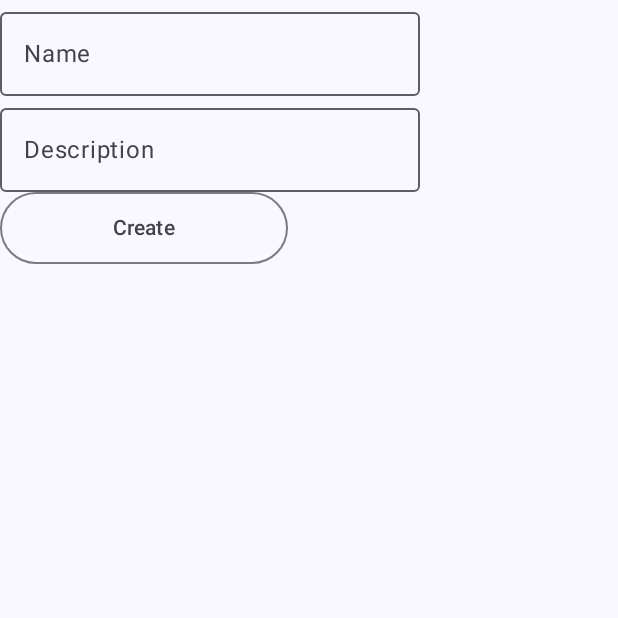
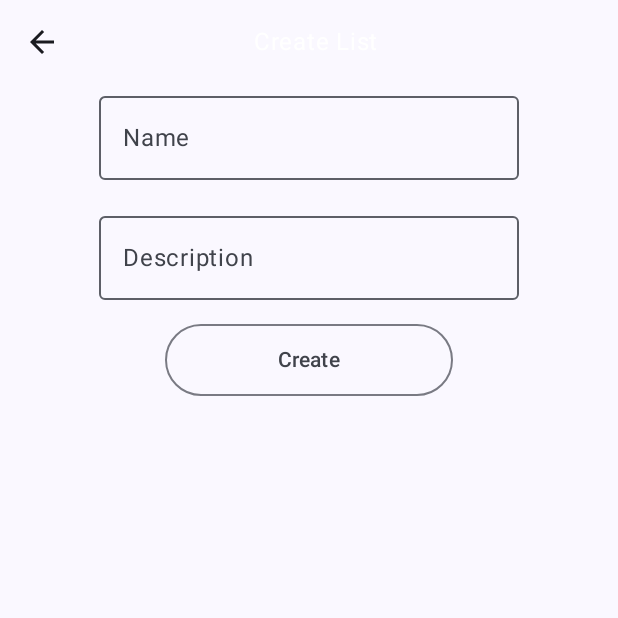
Before and after one commit to PMiarka/FancyShoppingList, an Android app built with Jetpack Compose: the Create screen opened through its navigation route, on a phone screen of 412 x 824 dp, the top half of it. Run offline under Robolectric (Android 15) with nearby library versions, the phone set to English and light mode, and no system bars; our stand-ins replace Dagger/Hilt's generated code; network calls fail.

Commit message:
clean up CreateShopping list screen

```diff
--- a/app/src/main/kotlin/com/fansymasters/shoppinglist/MainActivity.kt
+++ b/app/src/main/kotlin/com/fansymasters/shoppinglist/MainActivity.kt
@@ -13,6 +13,7 @@ import androidx.navigation.compose.NavHost
 import androidx.navigation.compose.rememberNavController
 import com.fansymasters.shoppinglist.list.ListsGraphBuilder
 import com.fansymasters.shoppinglist.login.AuthenticationGraphBuilder
+import com.fansymasters.shoppinglist.ui.NavigationRoutes
 import com.fansymasters.shoppinglist.ui.theme.FancyShoppingListTheme
 import dagger.hilt.android.AndroidEntryPoint
 
@@ -45,7 +46,7 @@ internal class MainActivity : ComponentActivity() {
                 ) {
                     NavHost(
                         navController = navController,
-                        startDestination = "authentication/Login"
+                        startDestination = NavigationRoutes.Authentication.Login
                     ) {
                         authenticationGraphBuilder.buildGraph(this)
                         listsGraphBuilder.buildGraph(this)
--- a/app/src/main/kotlin/com/fansymasters/shoppinglist/createlist/CreateListScreen.kt
+++ b/app/src/main/kotlin/com/fansymasters/shoppinglist/createlist/CreateListScreen.kt
@@ -2,7 +2,9 @@
 
 package com.fansymasters.shoppinglist.createlist
 
+import androidx.compose.foundation.layout.Arrangement
 import androidx.compose.foundation.layout.Column
+import androidx.compose.foundation.layout.fillMaxWidth
 import androidx.compose.foundation.layout.padding
 import androidx.compose.material3.ExperimentalMaterial3Api
 import androidx.compose.material3.Scaffold
@@ -11,18 +13,30 @@ import androidx.compose.runtime.Composable
 import androidx.compose.runtime.collectAsState
 import androidx.compose.runtime.mutableStateOf
 import androidx.compose.runtime.remember
+import androidx.compose.ui.Alignment
 import androidx.compose.ui.Modifier
+import androidx.compose.ui.unit.dp
 import androidx.hilt.navigation.compose.hiltViewModel
 import com.fansymasters.shoppinglist.ui.components.FancyButton
 import com.fansymasters.shoppinglist.ui.components.FancyTextField
+import com.fansymasters.shoppinglist.ui.components.FancyTopBar
+import com.fansymasters.shoppinglist.ui.theme.SPACING_M
 
 @Composable
 internal fun CreateListScreen(viewModel: CreateListViewModel = hiltViewModel()) {
     val state = viewModel.state.collectAsState()
     val nameState = remember { mutableStateOf("") }
     val descriptionState = remember { mutableStateOf("") }
-    Scaffold {
-        Column(modifier = Modifier.padding(it)) {
+    Scaffold(
+        topBar = { FancyTopBar("Create List", viewModel::navigateUp) }
+    ) {
+        Column(
+            verticalArrangement = Arrangement.spacedBy(SPACING_M.dp),
+            horizontalAlignment = Alignment.CenterHorizontally,
+            modifier = Modifier
+                .padding(it)
+                .fillMaxWidth()
+        ) {
             FancyTextField(
                 value = nameState.value,
                 onValueChange = { nameState.value = it },
--- a/app/src/main/kotlin/com/fansymasters/shoppinglist/createlist/CreateListViewModel.kt
+++ b/app/src/main/kotlin/com/fansymasters/shoppinglist/createlist/CreateListViewModel.kt
@@ -26,7 +26,7 @@ internal class CreateListViewModel @Inject constructor(
             .launchIn(viewModelScope)
     }
 
-    private fun navigateUp() {
+    fun navigateUp() {
         navigationWriter.navigateUp()
     }
 
--- a/app/src/main/kotlin/com/fansymasters/shoppinglist/list/ListsOverviewViewModel.kt
+++ b/app/src/main/kotlin/com/fansymasters/shoppinglist/list/ListsOverviewViewModel.kt
@@ -27,4 +27,8 @@ internal class ListsOverviewViewModel @Inject constructor(
     fun addList() {
         navigationWriter.navigate(NavigationRoutes.Lists.Create)
     }
+
+    fun navigateUp() {
+        navigationWriter.navigateUp()
+    }
 }
--- /dev/null
+++ b/app/src/main/kotlin/com/fansymasters/shoppinglist/ui/components/FancyTopBar.kt
@@ -0,0 +1,37 @@
+package com.fansymasters.shoppinglist.ui.components
+
+import androidx.compose.foundation.clickable
+import androidx.compose.foundation.layout.Row
+import androidx.compose.foundation.layout.Spacer
+import androidx.compose.foundation.layout.fillMaxWidth
+import androidx.compose.foundation.layout.padding
+import androidx.compose.material.icons.Icons
+import androidx.compose.material.icons.filled.ArrowBack
+import androidx.compose.material3.Icon
+import androidx.compose.material3.Text
+import androidx.compose.runtime.Composable
+import androidx.compose.ui.Modifier
+import androidx.compose.ui.graphics.Color
+import androidx.compose.ui.unit.dp
+import com.fansymasters.shoppinglist.ui.theme.SPACING_M
+
+@Composable
+internal fun FancyTopBar(text: String, onBackClick: (() -> Unit)?) {
+    Row(
+        modifier = Modifier
+            .fillMaxWidth()
+            .padding(SPACING_M.dp)
+    ) {
+        if (onBackClick != null) {
+            Icon(
+                Icons.Default.ArrowBack,
+                contentDescription = "Back",
+                modifier = Modifier.clickable(onClick = onBackClick)
+            )
+        }
+        val spacerWeight = if (onBackClick != null) 0.9f else 1f
+        Spacer(modifier = Modifier.weight(spacerWeight))
+        Text(text = text, color = Color.White)
+        Spacer(modifier = Modifier.weight(1f))
+    }
+}
```
Also changed, not shown: app/src/main/kotlin/com/fansymasters/shoppinglist/list/ListsOverviewScreen.kt (+7 -3 lines).
